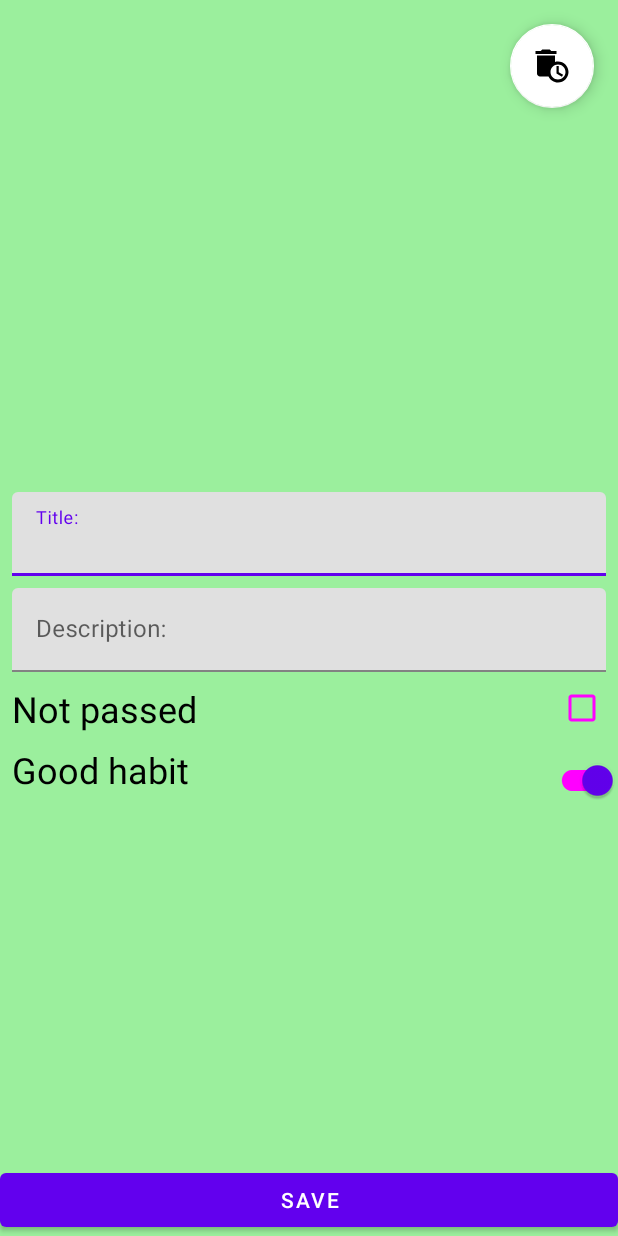
After one commit to Barbusya/EfficientPerson, an Android app: the layout fragment_habit_details_deleted.xml on its own in the app's theme, with its tools: preview values and no code run, on a phone screen of 412 x 824 dp. The commit adds this screen. Run offline under Robolectric (Android 15) with nearby library versions, the phone set to English and light mode, and no system bars.

Commit message:
item_habit_deleted.xml

```diff
--- /dev/null
+++ b/app/src/main/res/layout/fragment_habit_details_deleted.xml
@@ -0,0 +1,118 @@
+<?xml version="1.0" encoding="utf-8"?>
+<androidx.constraintlayout.widget.ConstraintLayout xmlns:android="http://schemas.android.com/apk/res/android"
+    xmlns:app="http://schemas.android.com/apk/res-auto"
+    xmlns:tools="http://schemas.android.com/tools"
+    android:id="@+id/habit_details"
+    android:layout_width="match_parent"
+    android:layout_height="match_parent"
+    android:background="@color/good_bg_color"
+    tools:context=".habits.presentation.habitdetails.HabitDetailsFragment">
+
+    <com.google.android.material.textfield.TextInputLayout
+        android:id="@+id/til_title"
+        android:layout_width="0dp"
+        android:layout_height="wrap_content"
+        android:layout_marginStart="8dp"
+        android:layout_marginEnd="8dp"
+        android:layout_marginBottom="4dp"
+        app:layout_constraintBottom_toTopOf="@id/til_description"
+        app:layout_constraintEnd_toEndOf="parent"
+        app:layout_constraintStart_toStartOf="parent"
+        app:layout_constraintTop_toTopOf="parent"
+        app:layout_constraintVertical_chainStyle="packed">
+
+        <com.google.android.material.textfield.TextInputEditText
+            android:id="@+id/et_title"
+            android:layout_width="match_parent"
+            android:layout_height="wrap_content"
+            android:hint="@string/title_hint"
+            android:inputType="textCapWords"/>
+    </com.google.android.material.textfield.TextInputLayout>
+
+    <com.google.android.material.textfield.TextInputLayout
+        android:id="@+id/til_description"
+        android:layout_width="0dp"
+        android:layout_height="wrap_content"
+        android:layout_marginStart="8dp"
+        android:layout_marginTop="4dp"
+        android:layout_marginEnd="8dp"
+        app:layout_constraintBottom_toTopOf="@+id/save_button"
+        app:layout_constraintEnd_toEndOf="parent"
+        app:layout_constraintStart_toStartOf="parent"
+        app:layout_constraintTop_toBottomOf="@+id/til_title">
+
+        <com.google.android.material.textfield.TextInputEditText
+            android:id="@+id/et_description"
+            android:layout_width="match_parent"
+            android:layout_height="wrap_content"
+            android:hint="@string/description_hint"/>
+    </com.google.android.material.textfield.TextInputLayout>
+
+    <TextView
+        android:id="@+id/tv_good_or_bad"
+        android:layout_width="0dp"
+        android:layout_height="wrap_content"
+        android:layout_marginStart="8dp"
+        android:layout_marginTop="8dp"
+        android:layout_marginBottom="4dp"
+        android:textSize="24sp"
+        android:textColor="@color/habit_detail_text_color"
+        android:text="@string/good_habit"
+        app:layout_constraintTop_toBottomOf="@id/tv_passed_or_not"
+        app:layout_constraintStart_toStartOf="parent"/>
+
+    <androidx.appcompat.widget.SwitchCompat
+        android:id="@+id/sw_good_or_bad"
+        style="@style/Widget.Material3.CompoundButton.Switch"
+        android:layout_width="0dp"
+        android:layout_height="wrap_content"
+        app:layout_constraintEnd_toEndOf="parent"
+        app:layout_constraintTop_toBottomOf="@id/cb_passed_or_not"
+        android:checked="true" />
+
+    <TextView
+        android:id="@+id/tv_passed_or_not"
+        android:layout_width="0dp"
+        android:layout_height="wrap_content"
+        android:layout_marginStart="8dp"
+        android:layout_marginTop="8dp"
+        android:layout_marginBottom="4dp"
+        android:textSize="24sp"
+        android:textColor="@color/habit_detail_text_color"
+        android:text="@string/not_passed"
+        app:layout_constraintTop_toBottomOf="@id/til_description"
+        app:layout_constraintStart_toStartOf="parent"/>
+
+    <CheckBox
+        android:id="@+id/cb_passed_or_not"
+        android:layout_width="wrap_content"
+        android:layout_height="wrap_content"
+        style="@style/Widget.Material3.CompoundButton.CheckBox"
+        android:checked="false"
+        app:layout_constraintTop_toBottomOf="@id/til_description"
+        app:layout_constraintEnd_toEndOf="parent"/>
+
+    <Button
+        android:id="@+id/save_button"
+        android:layout_width="0dp"
+        android:layout_height="wrap_content"
+        android:text="@string/save_btn"
+        app:layout_constraintBottom_toBottomOf="parent"
+        app:layout_constraintEnd_toEndOf="parent"
+        app:layout_constraintStart_toStartOf="parent" />
+
+    <com.google.android.material.floatingactionbutton.FloatingActionButton
+        android:id="@+id/button_delete_habit"
+        android:layout_width="wrap_content"
+        android:layout_height="wrap_content"
+        android:layout_marginEnd="16dp"
+        android:layout_marginTop="16dp"
+        android:clickable="true"
+        android:contentDescription="@string/delete_habit_content_description"
+        android:focusable="true"
+        app:layout_constraintTop_toTopOf="parent"
+        app:layout_constraintEnd_toEndOf="parent"
+        app:srcCompat="@drawable/ic_delete"
+        app:backgroundTint="@color/delete_button_bg_color"/>
+
+</androidx.constraintlayout.widget.ConstraintLayout>
--- a/app/src/main/res/values/colors.xml
+++ b/app/src/main/res/values/colors.xml
@@ -13,8 +13,10 @@
     <color name="bad_habit_disabled_background">#F14545</color>
     <color name="good_habit_enabled_text_color">#4461F1</color>
     <color name="bad_habit_enabled_text_color">#5C5B02</color>
+    <color name="habit_deleted_text_color">#5C5B02</color>
     <color name="good_habit_disabled_text_color">#132EB5</color>
     <color name="bad_habit_disabled_text_color">#EDEB50</color>
+    <color name="habit_deleted_background_color">#FBEAB5</color>
     <color name="habit_detail_text_color">#000000</color>
     <color name="good_bg_color">#9BEF9D</color>
     <color name="delete_button_bg_color">#FFFFFF</color>
--- a/app/src/main/res/values/strings.xml
+++ b/app/src/main/res/values/strings.xml
@@ -12,4 +12,5 @@
     <string name="passed_or_not">Passed or not</string>
     <string name="passed">Passed</string>
     <string name="not_passed">Not passed</string>
+    <string name="delete">Deleting</string>
 </resources>
```
Also changed, not shown: app/src/main/res/layout/item_habit_deleted.xml (added, +55 -0 lines).
